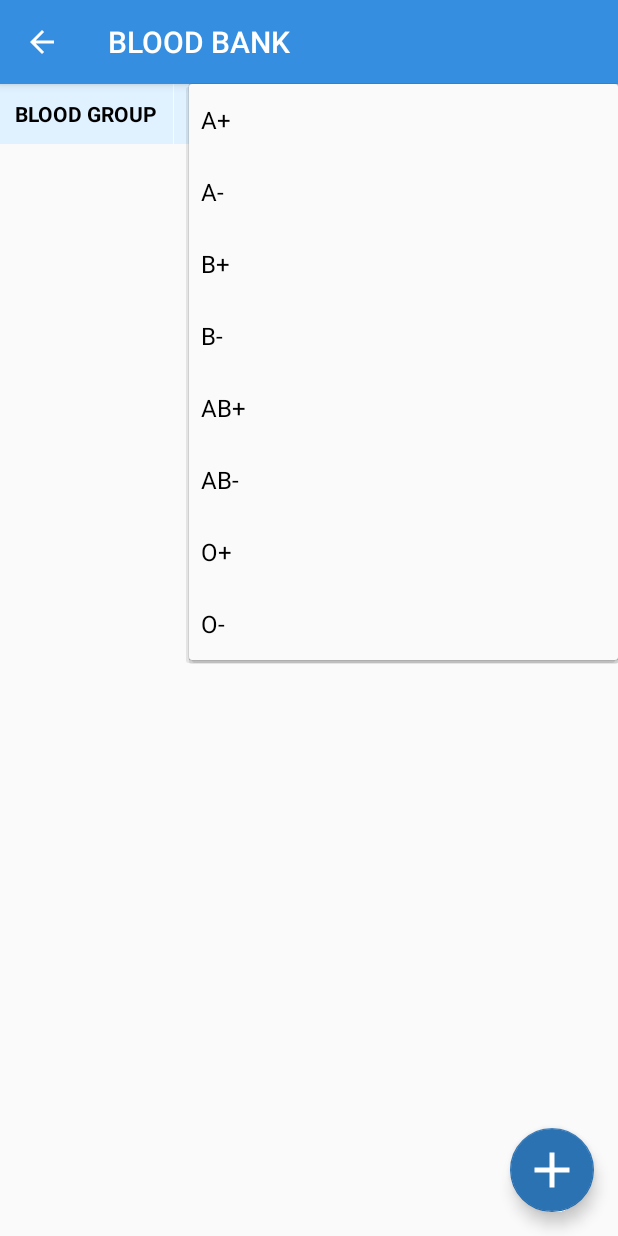
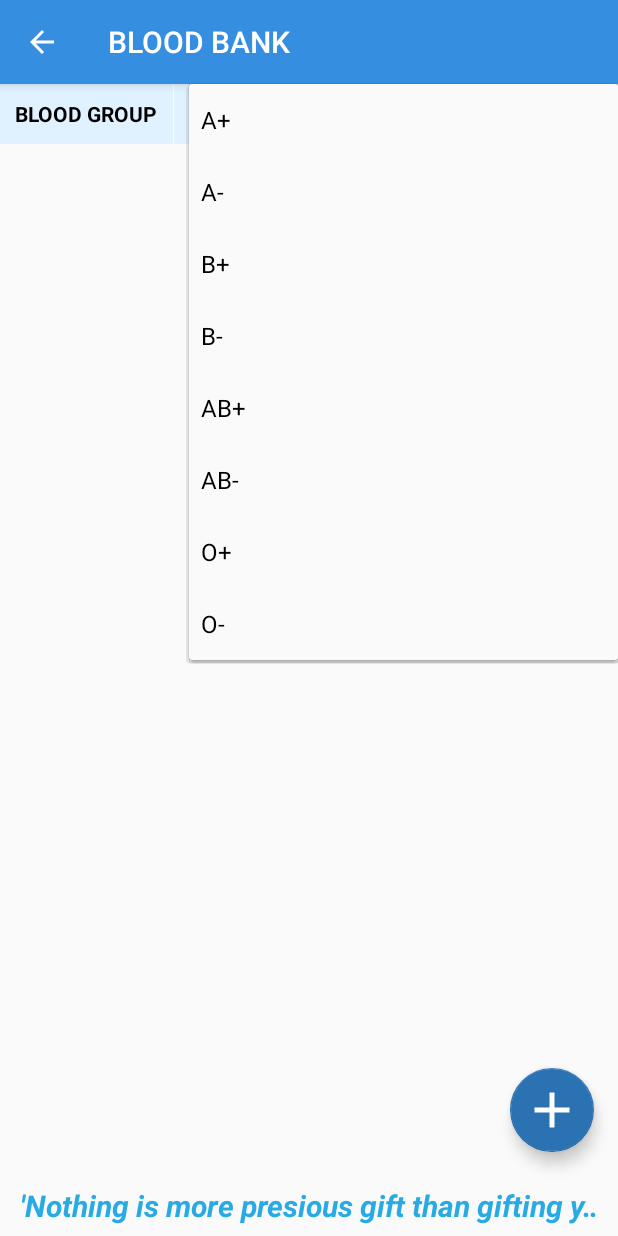
Before and after one commit to shaniOO3/Moorkkanad_App, an Android app: the BloodBank screen opened directly, with no data from a screen before it, after a tap on "A+", on a phone screen of 412 x 824 dp. Run offline under Robolectric (Android 15) with nearby library versions, the phone set to English and light mode, and no system bars; our stand-ins replace Firebase (no records; nobody signed in at launch, a user with empty details on screens opened directly); Roboto replaces fonts that are not available here.

Commit message:
SoLo003 add cheythu monne.....

```diff
--- a/app/src/main/java/com/mjpcproject/moorkkanadapp/BloodBank.java
+++ b/app/src/main/java/com/mjpcproject/moorkkanadapp/BloodBank.java
@@ -53,12 +53,14 @@ public class BloodBank extends AppCompatActivity {
     FirestoreRecyclerAdapter adapter;
     FloatingActionButton add, remove;
     Spinner spinner;
+    TextView quote;
 
     @Override
     protected void onCreate(Bundle savedInstanceState) {
         super.onCreate(savedInstanceState);
         setContentView(R.layout.activity_blood_bank);
 
+        quote = findViewById(R.id.quote);
         auth = FirebaseAuth.getInstance();
         cuser = auth.getUid();
         firebaseFirestore = FirebaseFirestore.getInstance();
@@ -67,6 +69,7 @@ public class BloodBank extends AppCompatActivity {
         remove = findViewById(R.id.blood_remove_btn);
         spinner = findViewById(R.id.spinner);
 
+        quote.setSelected(true);
         add_and_remove();
         ArrayAdapter<CharSequence> arrayAdapter = ArrayAdapter.createFromResource(this, R.array.bloodgroups, android.R.layout.simple_spinner_item);
         arrayAdapter.setDropDownViewResource(android.R.layout.simple_spinner_dropdown_item);
--- a/app/src/main/res/layout/activity_blood_bank.xml
+++ b/app/src/main/res/layout/activity_blood_bank.xml
@@ -32,14 +32,16 @@
         android:id="@+id/firestore_blood_list"
         android:layout_width="match_parent"
         android:layout_height="match_parent"
-        android:layout_marginTop="40dp" />
+        android:layout_marginTop="40dp"
+        android:layout_marginBottom="40dp"/>
 
     <com.google.android.material.floatingactionbutton.FloatingActionButton
         android:id="@+id/blood_add_btn"
         android:layout_width="wrap_content"
         android:layout_height="wrap_content"
         android:layout_gravity="bottom|end"
-        android:layout_margin="16dp"
+        android:layout_marginEnd="16dp"
+        android:layout_marginBottom="56dp"
         android:src="@drawable/ic_baseline_add_24"
         android:visibility="invisible"
         app:maxImageSize="40dp" />
@@ -49,9 +51,27 @@
         android:layout_width="wrap_content"
         android:layout_height="wrap_content"
         android:layout_gravity="bottom|end"
-        android:layout_margin="16dp"
+        android:layout_marginEnd="16dp"
+        android:layout_marginBottom="56dp"
         android:src="@drawable/ic_baseline_remove_24"
         android:visibility="invisible"
         app:maxImageSize="40dp" />
 
+    <TextView
+        android:id="@+id/quote"
+        android:layout_width="match_parent"
+        android:layout_height="40dp"
+        android:layout_gravity="bottom"
+        android:gravity="center"
+        android:textStyle="bold|italic"
+        android:textColor="#28AAE4"
+        android:textSize="20sp"
+        android:text="'Nothing is more presious gift than gifting your life to someone in liquid form.'  Blood,it\'s liquid life.    DONATE LIFE!"
+        android:paddingStart="10dp"
+        android:paddingEnd="10dp"
+        android:singleLine="true"
+        android:ellipsize="marquee"
+        android:marqueeRepeatLimit="marquee_forever"
+        android:scrollHorizontally="true"/>
+
 </androidx.coordinatorlayout.widget.CoordinatorLayout>
```
